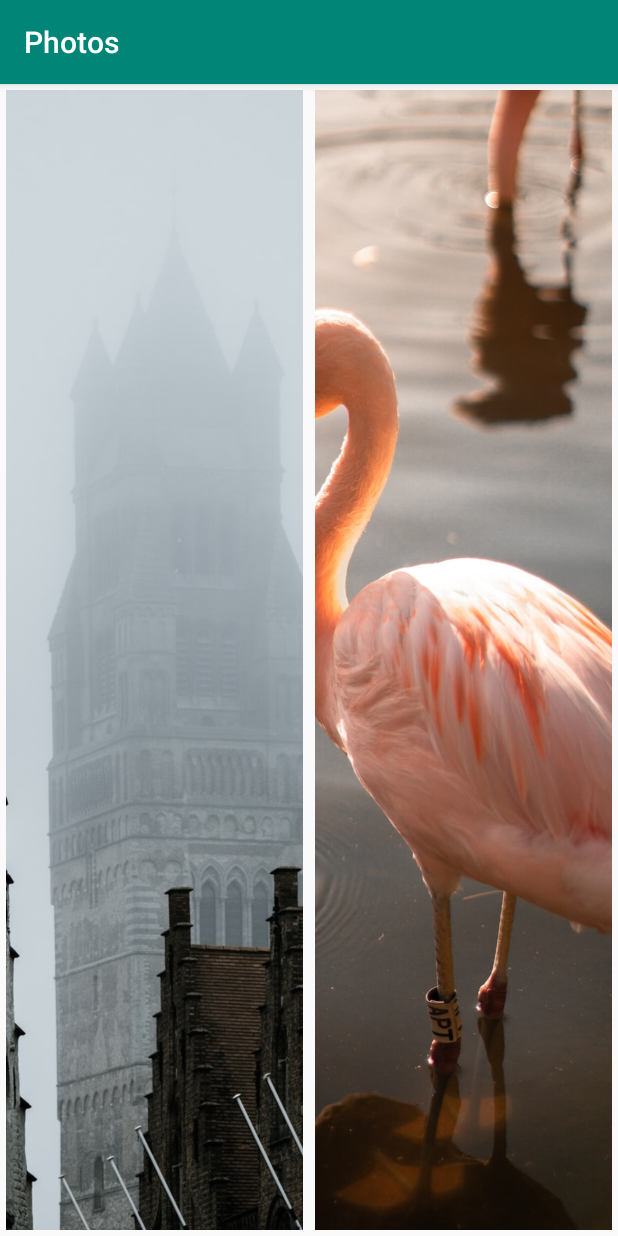
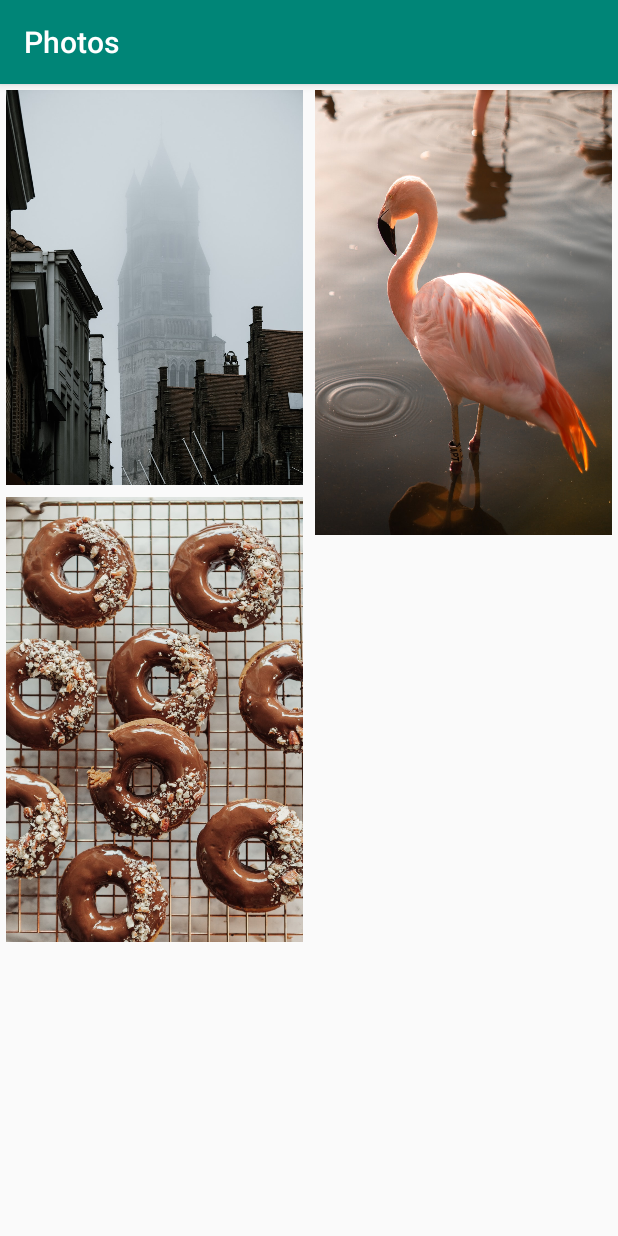
Before and after one commit to r-freeman/photos, an Android app: the screen it shows after launch (MainActivity), on a phone screen of 412 x 824 dp. Run offline under Robolectric (Android 15) with nearby library versions, the phone set to English and light mode, and no system bars; our stand-ins replace ButterKnife.

Commit message:
Updated item_photo.xml to scale images properly

```diff
--- a/app/src/main/res/layout/item_photo.xml
+++ b/app/src/main/res/layout/item_photo.xml
@@ -1,21 +1,21 @@
 <?xml version="1.0" encoding="utf-8"?>
-<androidx.constraintlayout.widget.ConstraintLayout
-    xmlns:android="http://schemas.android.com/apk/res/android"
+<androidx.constraintlayout.widget.ConstraintLayout xmlns:android="http://schemas.android.com/apk/res/android"
     xmlns:app="http://schemas.android.com/apk/res-auto"
     xmlns:tools="http://schemas.android.com/tools"
     android:layout_width="match_parent"
-    android:layout_height="match_parent"
-    android:layout_margin="4dp">
+    android:layout_height="wrap_content"
+    android:padding="4dp">
 
     <ImageView
         android:id="@+id/photo"
         android:layout_width="match_parent"
-        android:layout_height="wrap_content"
+        android:layout_height="0dp"
+        android:adjustViewBounds="true"
+        android:contentDescription="@string/app_name"
         android:scaleType="centerCrop"
         app:layout_constraintEnd_toEndOf="parent"
+        app:layout_constraintLeft_toLeftOf="parent"
         app:layout_constraintStart_toStartOf="parent"
         app:layout_constraintTop_toTopOf="parent"
-        app:layout_constraintLeft_toLeftOf="parent"
-        android:contentDescription="@string/app_name"
         tools:src="@tools:sample/backgrounds/scenic" />
 </androidx.constraintlayout.widget.ConstraintLayout>
```
